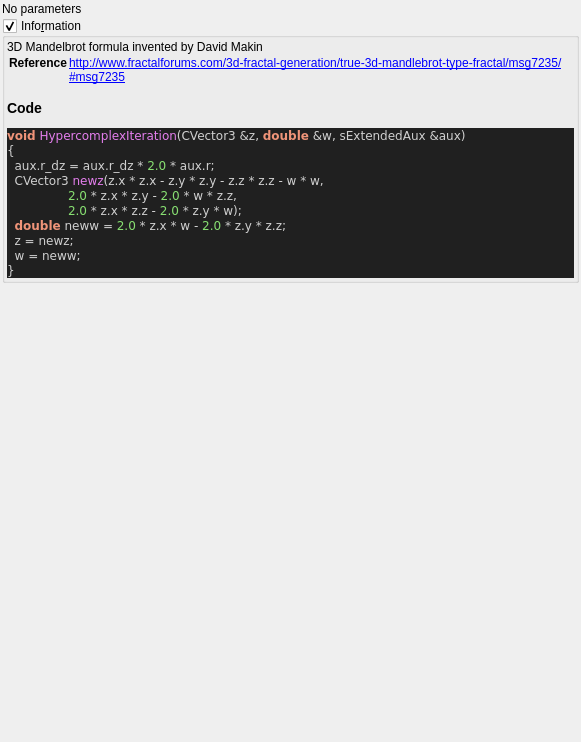
The window that mandelbulber2/qt_data/fractal_hypercomplex.ui (buddhi1980/mandelbulber2) describes before a commit, drawn with Qt 5.
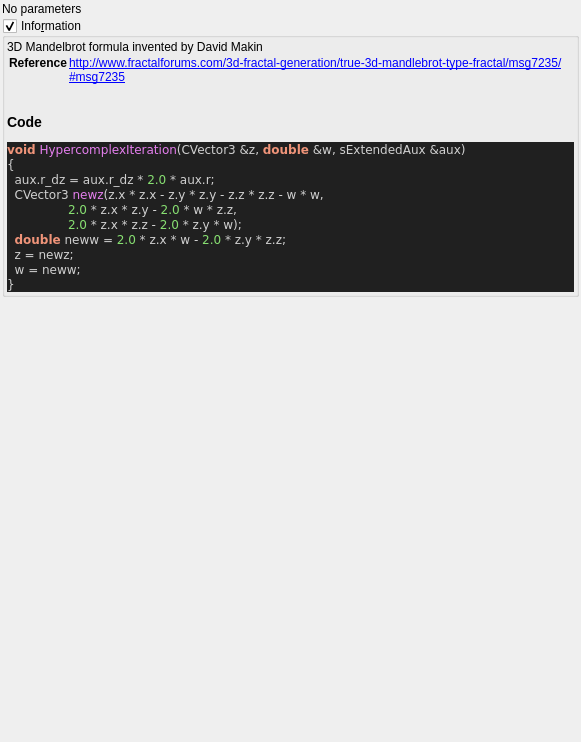
The same window after the commit. Custom widgets are drawn as their Qt base class.

Commit message:
stripped code highlight output to body tag
 the surrounding part (HTML Tag and comment) contained version specific parts.
 Now only the body tag will be written to the ui file,
 so the complete output of populateUiInformation.php should be reproducable.

 Also readded broken symlinks in deploy/share/mandelbulber2

Patch:
```diff
--- a/mandelbulber2/qt_data/fractal_hypercomplex.ui
+++ b/mandelbulber2/qt_data/fractal_hypercomplex.ui
@@ -67,17 +67,12 @@
        <widget class="QLabel" name="label_code_content">
         <property name="text">
          <string>&lt;p&gt;3D Mandelbrot formula invented by David Makin&lt;/p&gt;&lt;table&gt;
-&lt;tr&gt;&lt;th&gt;Reference&lt;/th&gt;&lt;td&gt;&lt;a href=&quot;http://www.fractalforums.com/3d-fractal-generation/true-3d-mandlebrot-type-fractal/msg7235/#msg7235&quot;&gt;http://www.fractalforums.com/3d-fractal-generation/true-3d-mandlebrot-type-fractal/msg7235/#msg7235&lt;/a&gt;&lt;/td&gt;&lt;/tr&gt;
+&lt;tr&gt;&lt;th&gt;Reference&lt;/th&gt;&lt;td&gt;&lt;a href=&quot;http://www.fractalforums.com/3d-fractal-generation/true-3d-mandlebrot-type-fractal/msg7235/#msg7235&quot;&gt;http://www.fractalforums.com/3d-fractal-generation/true-3d-mandlebrot-type-fractal/msg7235/#msg7235&lt;br&gt;
+&lt;/td&gt;&lt;/tr&gt;
 &lt;/table&gt;
 &lt;h3&gt;Code&lt;/h3&gt;
-&lt;!DOCTYPE HTML PUBLIC &quot;-//W3C//DTD HTML 4.0 Transitional//EN&quot;&gt;
-&lt;html&gt;
-&lt;head&gt;
-&lt;meta http-equiv=&quot;content-type&quot; content=&quot;text/html; charset=ISO-8859-1&quot;&gt;
-&lt;title&gt;Source file&lt;/title&gt;
-&lt;/head&gt;
 &lt;body style=&quot;background-color:#202020&quot;&gt;
-&lt;pre style=&quot;color:#d0d0d0; background-color:#202020;  font-family:'Courier New';&quot;&gt;&lt;span style=&quot;color:#f09479; font-weight:bold&quot;&gt;void&lt;/span&gt; &lt;span style=&quot;color:#e47eed&quot;&gt;HypercomplexIteration&lt;/span&gt;&lt;span style=&quot;color:#d0d0d0&quot;&gt;(&lt;/span&gt;CVector3 &lt;span style=&quot;color:#d0d0d0&quot;&gt;&amp;amp;&lt;/span&gt;z&lt;span style=&quot;color:#d0d0d0&quot;&gt;,&lt;/span&gt; &lt;span style=&quot;color:#f09479; font-weight:bold&quot;&gt;double&lt;/span&gt; &lt;span style=&quot;color:#d0d0d0&quot;&gt;&amp;amp;&lt;/span&gt;w&lt;span style=&quot;color:#d0d0d0&quot;&gt;,&lt;/span&gt; sExtendedAux &lt;span style=&quot;color:#d0d0d0&quot;&gt;&amp;amp;&lt;/span&gt;aux&lt;span style=&quot;color:#d0d0d0&quot;&gt;)&lt;/span&gt;
+&lt;pre style=&quot;color:#d0d0d0; background-color:#202020;  font-family:'Courier New',monospace;&quot;&gt;&lt;span style=&quot;color:#f09479; font-weight:bold&quot;&gt;void&lt;/span&gt; &lt;span style=&quot;color:#e47eed&quot;&gt;HypercomplexIteration&lt;/span&gt;&lt;span style=&quot;color:#d0d0d0&quot;&gt;(&lt;/span&gt;CVector3 &lt;span style=&quot;color:#d0d0d0&quot;&gt;&amp;amp;&lt;/span&gt;z&lt;span style=&quot;color:#d0d0d0&quot;&gt;,&lt;/span&gt; &lt;span style=&quot;color:#f09479; font-weight:bold&quot;&gt;double&lt;/span&gt; &lt;span style=&quot;color:#d0d0d0&quot;&gt;&amp;amp;&lt;/span&gt;w&lt;span style=&quot;color:#d0d0d0&quot;&gt;,&lt;/span&gt; sExtendedAux &lt;span style=&quot;color:#d0d0d0&quot;&gt;&amp;amp;&lt;/span&gt;aux&lt;span style=&quot;color:#d0d0d0&quot;&gt;)&lt;/span&gt;
 &lt;span style=&quot;color:#d0d0d0&quot;&gt;{&lt;/span&gt;
   aux&lt;span style=&quot;color:#d0d0d0&quot;&gt;.&lt;/span&gt;r_dz &lt;span style=&quot;color:#d0d0d0&quot;&gt;=&lt;/span&gt; aux&lt;span style=&quot;color:#d0d0d0&quot;&gt;.&lt;/span&gt;r_dz &lt;span style=&quot;color:#d0d0d0&quot;&gt;*&lt;/span&gt; &lt;span style=&quot;color:#87df71&quot;&gt;2.0&lt;/span&gt; &lt;span style=&quot;color:#d0d0d0&quot;&gt;*&lt;/span&gt; aux&lt;span style=&quot;color:#d0d0d0&quot;&gt;.&lt;/span&gt;r&lt;span style=&quot;color:#d0d0d0&quot;&gt;;&lt;/span&gt;
   CVector3 &lt;span style=&quot;color:#e47eed&quot;&gt;newz&lt;/span&gt;&lt;span style=&quot;color:#d0d0d0&quot;&gt;(&lt;/span&gt;z&lt;span style=&quot;color:#d0d0d0&quot;&gt;.&lt;/span&gt;x &lt;span style=&quot;color:#d0d0d0&quot;&gt;*&lt;/span&gt; z&lt;span style=&quot;color:#d0d0d0&quot;&gt;.&lt;/span&gt;x &lt;span style=&quot;color:#d0d0d0&quot;&gt;-&lt;/span&gt; z&lt;span style=&quot;color:#d0d0d0&quot;&gt;.&lt;/span&gt;y &lt;span style=&quot;color:#d0d0d0&quot;&gt;*&lt;/span&gt; z&lt;span style=&quot;color:#d0d0d0&quot;&gt;.&lt;/span&gt;y &lt;span style=&quot;color:#d0d0d0&quot;&gt;-&lt;/span&gt; z&lt;span style=&quot;color:#d0d0d0&quot;&gt;.&lt;/span&gt;z &lt;span style=&quot;color:#d0d0d0&quot;&gt;*&lt;/span&gt; z&lt;span style=&quot;color:#d0d0d0&quot;&gt;.&lt;/span&gt;z &lt;span style=&quot;color:#d0d0d0&quot;&gt;-&lt;/span&gt; w &lt;span style=&quot;color:#d0d0d0&quot;&gt;*&lt;/span&gt; w&lt;span style=&quot;color:#d0d0d0&quot;&gt;,&lt;/span&gt;
@@ -88,10 +83,7 @@
   w &lt;span style=&quot;color:#d0d0d0&quot;&gt;=&lt;/span&gt; neww&lt;span style=&quot;color:#d0d0d0&quot;&gt;;&lt;/span&gt;
 &lt;span style=&quot;color:#d0d0d0&quot;&gt;}&lt;/span&gt;
 &lt;/pre&gt;
-&lt;/body&gt;
-&lt;/html&gt;
-&lt;!--HTML generated by highlight 3.9, http://www.andre-simon.de/--&gt;
-</string>
+&lt;/body&gt;</string>
         </property>
         <property name="wordWrap">
          <bool>true</bool>
```
The commit also changes 109 other files.
